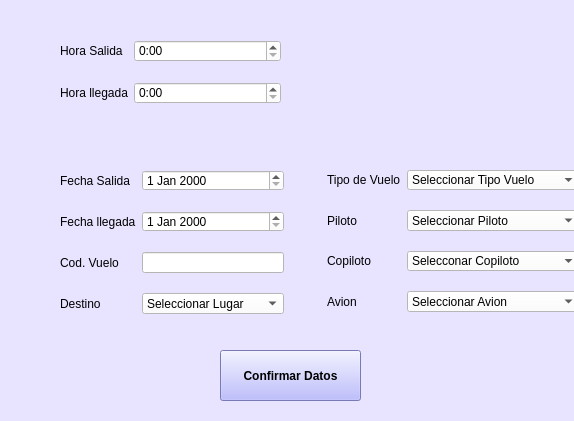
This is Interfaces Aeropuerto/modificarVuelo.ui in vanesagustin98/Aerocamp as Qt 5 draws it before an edit. The edited form follows.
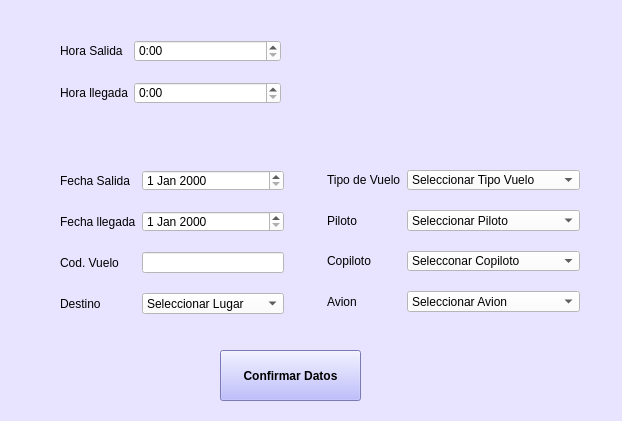
This is the edited form. Icons and pictures are not drawn.

Patch:
```diff
--- a/Interfaces Aeropuerto/modificarVuelo.ui
+++ b/Interfaces Aeropuerto/modificarVuelo.ui
@@ -6,7 +6,7 @@
    <rect>
     <x>0</x>
     <y>0</y>
-    <width>574</width>
+    <width>622</width>
     <height>421</height>
    </rect>
   </property>
```
Left out of the diff: 4 changed lines with no effect on the pictures.
